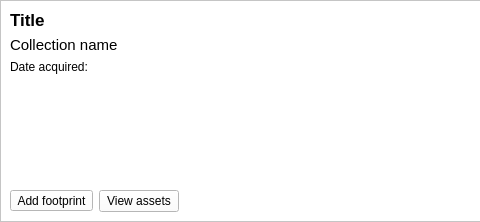
The window that src/qgis_stac/ui/result_item_widget.ui (stac-utils/qgis-stac-plugin) describes before a commit, drawn with Qt 5; both pictures show x 0 to 480 and y 0 to 222 of the 875 by 222 pixel window.
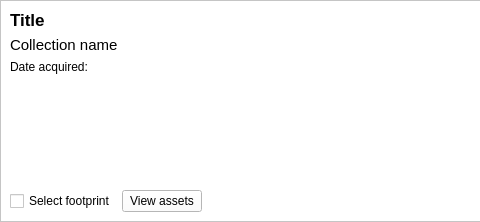
The same window after the commit.

Commit message: multiple footprints loading

Patch:
```diff
--- a/src/qgis_stac/ui/result_item_widget.ui
+++ b/src/qgis_stac/ui/result_item_widget.ui
@@ -179,12 +179,12 @@
         <item>
          <layout class="QHBoxLayout" name="action_buttons_layout">
           <item>
-           <widget class="QToolButton" name="footprint_box">
+           <widget class="QCheckBox" name="footprint_box">
             <property name="toolTip">
              <string>&lt;html&gt;&lt;head/&gt;&lt;body&gt;&lt;p&gt;Add an item footprint as a layer, the resulting layer will contain all available STAC item properties in map layer attribute table.&lt;/p&gt;&lt;/body&gt;&lt;/html&gt;</string>
             </property>
             <property name="text">
-             <string>Add footprint</string>
+             <string>Select footprint</string>
             </property>
            </widget>
           </item>
```
Left out of the diff: 2 changed lines with no effect on the pictures. The commit also changes 3 other files.
